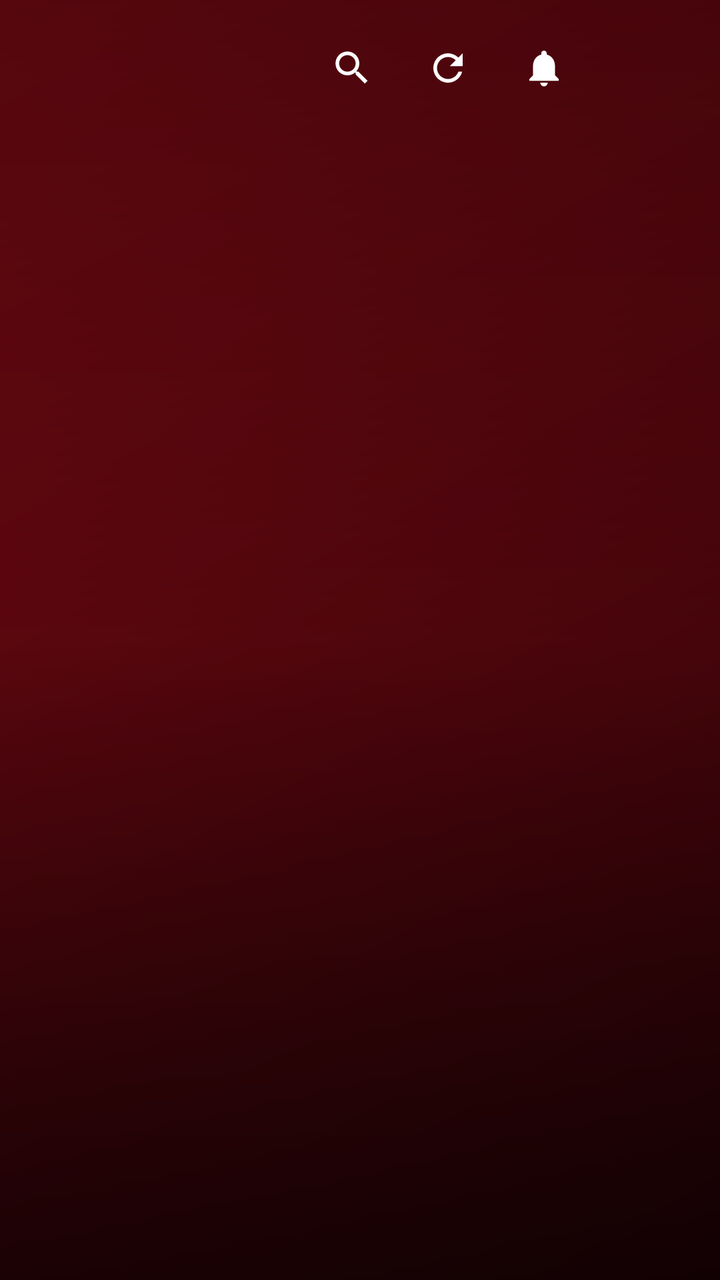
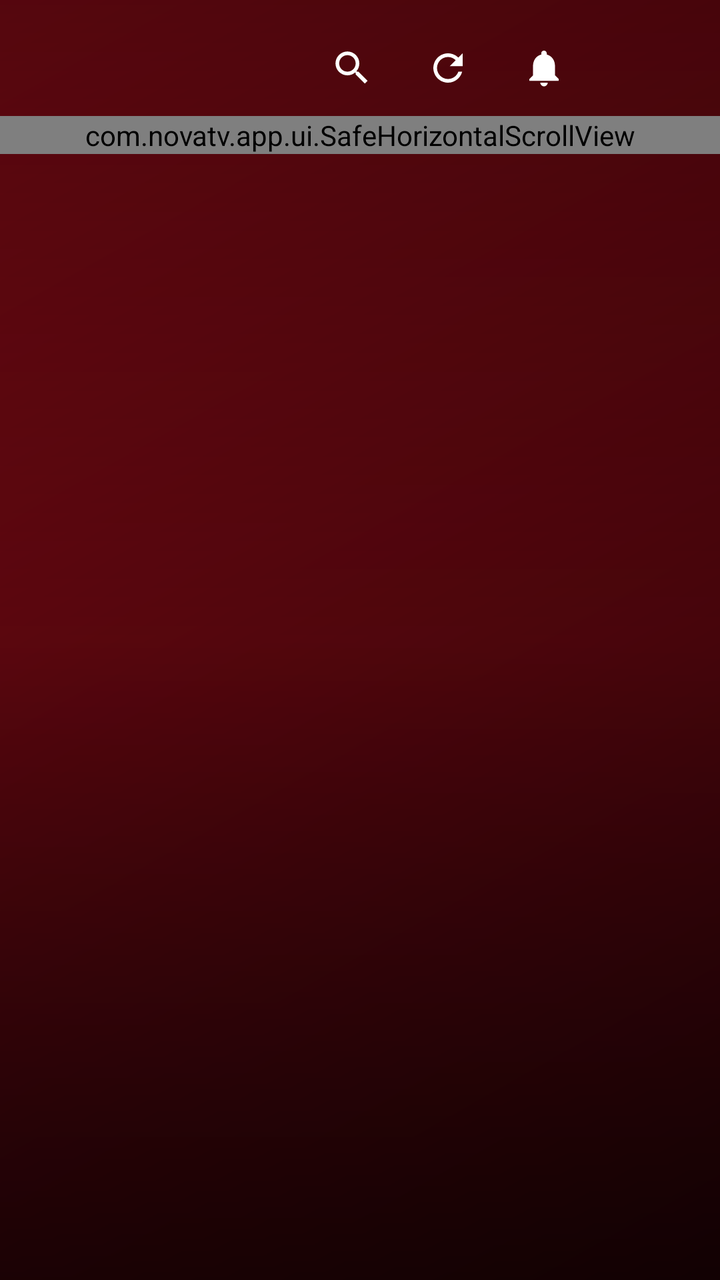

Screens rendered from an Android XML layout before and after an edit, with the pre-edit source and the edit as a unified diff.
<!-- AndroidManifest.xml: application theme AppTheme -->
<!-- res/layout/activity_main.xml -->
<?xml version="1.0" encoding="utf-8"?>
<FrameLayout xmlns:android="http://schemas.android.com/apk/res/android"
    android:layout_width="match_parent"
    android:layout_height="match_parent">

    <ImageView
        android:id="@+id/bg"
        android:layout_width="match_parent"
        android:layout_height="match_parent"
        android:scaleType="centerCrop"
        android:visibility="gone" />

    <View
        android:layout_width="match_parent"
        android:layout_height="match_parent"
        android:background="@drawable/scrim" />

    <LinearLayout
        android:layout_width="match_parent"
        android:layout_height="match_parent"
        android:orientation="vertical">

        <LinearLayout
            android:id="@+id/topBar"
            android:layout_width="match_parent"
            android:layout_height="wrap_content"
            android:gravity="center_vertical"
            android:orientation="horizontal"
            android:paddingStart="@dimen/page_pad"
            android:paddingTop="14dp"
            android:paddingEnd="@dimen/page_pad"
            android:paddingBottom="4dp">

            <ImageView
                android:id="@+id/logo"
                android:layout_width="wrap_content"
                android:layout_height="34dp"
                android:layout_marginEnd="10dp"
                android:adjustViewBounds="true"
                android:maxWidth="150dp"
                android:scaleType="fitCenter" />

            <TextView
                android:id="@+id/appName"
                android:layout_width="0dp"
                android:layout_height="wrap_content"
                android:layout_weight="1"
                android:singleLine="true"
                android:textSize="20sp"
                android:textStyle="bold" />

            <ImageView
                android:id="@+id/btnSearch"
                style="@style/TopIcon"
                android:contentDescription="Pesquisar"
                android:src="@drawable/ic_search" />

            <ImageView
                android:id="@+id/btnRefresh"
                style="@style/TopIcon"
                android:contentDescription="Atualizar"
                android:src="@drawable/ic_refresh" />

            <FrameLayout
                android:layout_width="wrap_content"
                android:layout_height="wrap_content">

                <ImageView
                    android:id="@+id/btnBell"
                    style="@style/TopIcon"
                    android:contentDescription="Avisos"
                    android:src="@drawable/ic_bell" />

                <View
                    android:id="@+id/bellDot"
                    android:layout_width="9dp"
                    android:layout_height="9dp"
                    android:layout_gravity="top|end"
                    android:layout_marginTop="2dp"
                    android:layout_marginEnd="10dp"
                    android:visibility="gone" />
            </FrameLayout>

            <TextView
                android:id="@+id/btnAccount"
                android:layout_width="40dp"
                android:layout_height="40dp"
                android:layout_marginStart="8dp"
                android:clickable="true"
                android:contentDescription="Perfil e configurações"
                android:focusable="true"
                android:gravity="center"
                android:textSize="20sp" />

            <TextView
                android:id="@+id/clock"
                android:layout_width="wrap_content"
                android:layout_height="wrap_content"
                android:layout_marginStart="6dp"
                android:textSize="18sp"
                android:textStyle="bold" />
        </LinearLayout>

        <HorizontalScrollView
            android:id="@+id/tabsScroll"
            android:layout_width="match_parent"
            android:layout_height="wrap_content"
            android:clipToPadding="false"
            android:fillViewport="false"
            android:overScrollMode="never"
            android:paddingStart="@dimen/page_pad_small"
            android:paddingEnd="@dimen/page_pad_small"
            android:scrollbars="none">

            <LinearLayout
                android:id="@+id/tabs"
                android:layout_width="wrap_content"
                android:layout_height="wrap_content"
                android:clipChildren="false"
                android:clipToPadding="false"
                android:orientation="horizontal"
                android:paddingTop="6dp"
                android:paddingBottom="8dp" />
        </HorizontalScrollView>

        <FrameLayout
            android:id="@+id/pages"
            android:layout_width="match_parent"
            android:layout_height="0dp"
            android:layout_weight="1" />
    </LinearLayout>
</FrameLayout>
<!-- resources referenced by this layout -->
<resources>
  <dimen name="page_pad">24dp</dimen>
  <dimen name="page_pad_small">16dp</dimen>
  <!-- drawable ic_bell (drawable) -->
  <?xml version="1.0" encoding="utf-8"?>
  <vector xmlns:android="http://schemas.android.com/apk/res/android" android:width="24dp" android:height="24dp" android:viewportWidth="24" android:viewportHeight="24">
      <path android:fillColor="#FFFFFFFF" android:pathData="M12,22c1.1,0 2,-0.9 2,-2h-4c0,1.1 0.89,2 2,2zM18,16v-5c0,-3.07 -1.64,-5.64 -4.5,-6.32V4c0,-0.83 -0.67,-1.5 -1.5,-1.5s-1.5,0.67 -1.5,1.5v0.68C7.63,5.36 6,7.92 6,11v5l-2,2v1h16v-1l-2,-2z" />
  </vector>
  <!-- drawable ic_refresh (drawable) -->
  <?xml version="1.0" encoding="utf-8"?>
  <vector xmlns:android="http://schemas.android.com/apk/res/android" android:width="24dp" android:height="24dp" android:viewportWidth="24" android:viewportHeight="24">
      <path android:fillColor="#FFFFFFFF" android:pathData="M17.65,6.35C16.2,4.9 14.21,4 12,4c-4.42,0 -7.99,3.58 -7.99,8s3.57,8 7.99,8c3.73,0 6.84,-2.55 7.73,-6h-2.08c-0.82,2.33 -3.04,4 -5.65,4 -3.31,0 -6,-2.69 -6,-6s2.69,-6 6,-6c1.66,0 3.14,0.69 4.22,1.78L13,11h7V4l-2.35,2.35z" />
  </vector>
  <!-- drawable ic_search (drawable) -->
  <?xml version="1.0" encoding="utf-8"?>
  <vector xmlns:android="http://schemas.android.com/apk/res/android" android:width="24dp" android:height="24dp" android:viewportWidth="24" android:viewportHeight="24">
      <path android:fillColor="#FFFFFFFF" android:pathData="M15.5,14h-0.79l-0.28,-0.27C15.41,12.59 16,11.11 16,9.5 16,5.91 13.09,3 9.5,3S3,5.91 3,9.5 5.91,16 9.5,16c1.61,0 3.09,-0.59 4.23,-1.57l0.27,0.28v0.79l5,4.99L20.49,19l-4.99,-5zM9.5,14C7.01,14 5,11.99 5,9.5S7.01,5 9.5,5 14,7.01 14,9.5 11.99,14 9.5,14z" />
  </vector>
  <!-- drawable scrim (drawable) -->
  <?xml version="1.0" encoding="utf-8"?>
  <shape xmlns:android="http://schemas.android.com/apk/res/android">
      <gradient android:angle="270" android:startColor="#66000000" android:centerColor="#22000000" android:endColor="#99000000" />
  </shape>
  <style name="TopIcon">
          <item name="android:layout_width">40dp</item>
          <item name="android:layout_height">40dp</item>
          <item name="android:layout_marginStart">8dp</item>
          <item name="android:padding">9dp</item>
          <item name="android:focusable">true</item>
          <item name="android:clickable">true</item>
          <item name="android:scaleType">fitCenter</item>
      </style>
  <style name="AppTheme" parent="android:Theme.Material.NoActionBar">
          <item name="android:windowBackground">@drawable/bg_default</item>
          <item name="android:colorPrimary">#E1061B</item>
          <item name="android:colorPrimaryDark">#000000</item>
          <item name="android:colorAccent">#E1061B</item>
          <item name="android:statusBarColor">#00000000</item>
          <item name="android:navigationBarColor">#000000</item>
          <item name="android:textColor">#FFFFFF</item>
          <item name="android:textColorPrimary">#FFFFFF</item>
          <item name="android:textColorSecondary">#CCFFFFFF</item>
          <item name="android:windowContentTransitions">false</item>
          <item name="android:windowActivityTransitions">false</item>
          <item name="android:windowAnimationStyle">@style/FadeAnim</item>
          <item name="android:fontFamily">sans-serif</item>
      </style>
  <!-- drawable bg_default (drawable) -->
  <?xml version="1.0" encoding="utf-8"?>
  <shape xmlns:android="http://schemas.android.com/apk/res/android">
      <gradient android:angle="315" android:startColor="#8E0A16" android:endColor="#2B0206" />
  </shape>
  <style name="FadeAnim" parent="android:Animation.Activity">
          <item name="android:activityOpenEnterAnimation">@android:anim/fade_in</item>
          <item name="android:activityOpenExitAnimation">@android:anim/fade_out</item>
          <item name="android:activityCloseEnterAnimation">@android:anim/fade_in</item>
          <item name="android:activityCloseExitAnimation">@android:anim/fade_out</item>
      </style>
</resources>

<!-- the commit's change to res/layout/activity_main.xml (unified diff, before → after) -->
@@ -101,7 +101,7 @@
                 android:textStyle="bold" />
         </LinearLayout>
 
-        <HorizontalScrollView
+        <com.novatv.app.ui.SafeHorizontalScrollView
             android:id="@+id/tabsScroll"
             android:layout_width="match_parent"
             android:layout_height="wrap_content"
@@ -121,7 +121,7 @@
                 android:orientation="horizontal"
                 android:paddingTop="6dp"
                 android:paddingBottom="8dp" />
-        </HorizontalScrollView>
+        </com.novatv.app.ui.SafeHorizontalScrollView>
 
         <FrameLayout
             android:id="@+id/pages"
